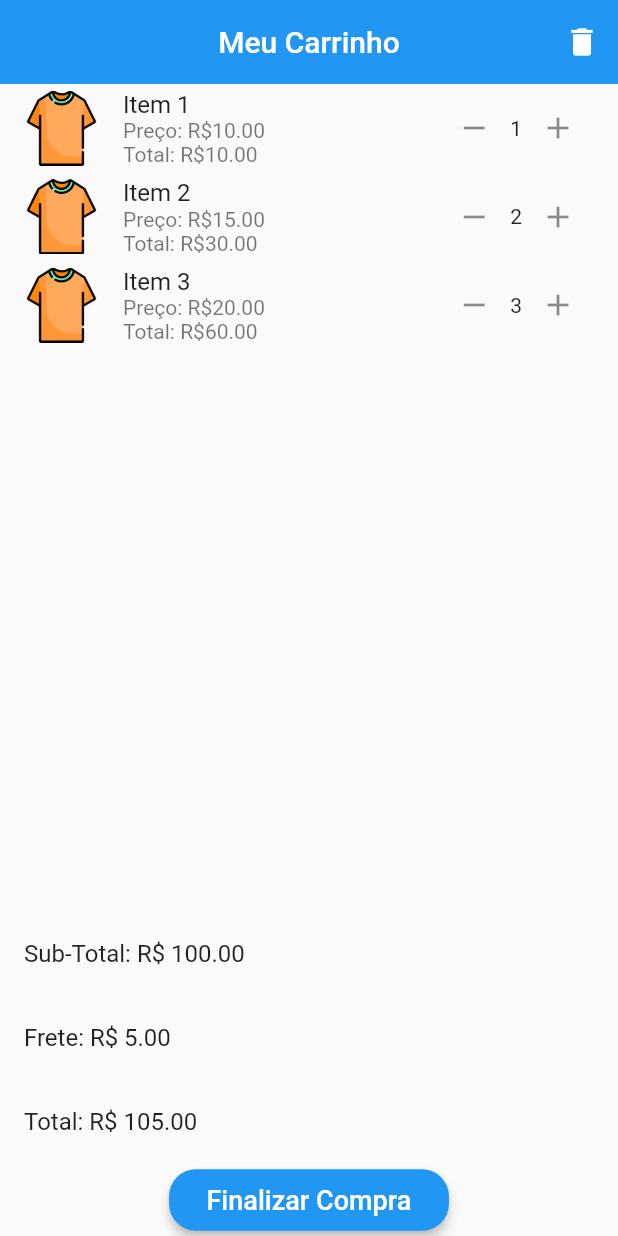
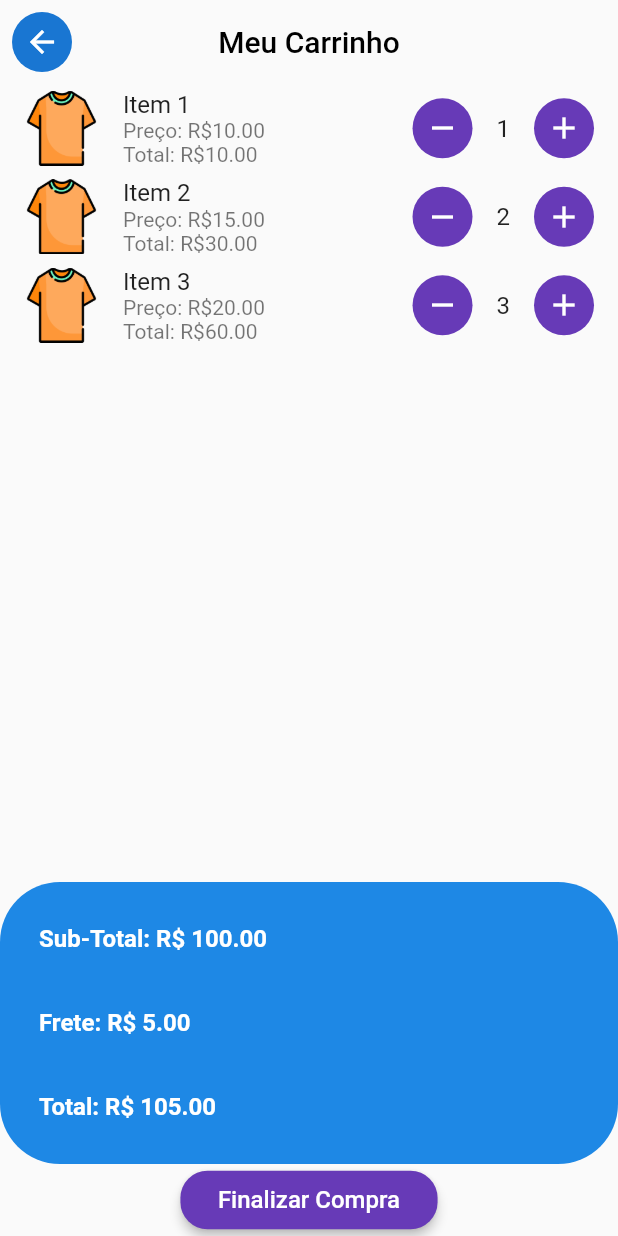
Before and after one commit to jackson-ribeiro/viva-store, a Flutter app: the screen it shows after launch, after a tap on "Iniciar", on a phone screen of 412 x 824 dp. Run offline on Flutter 3.47's test engine with Material 2 defaults, Android fonts, the phone set to English and light mode, and no system bars; our stand-ins replace flutter_spinkit, google_fonts.

Commit message:
style: estilização do CRUD

```diff
--- a/lib/pages/cart_page.dart
+++ b/lib/pages/cart_page.dart
@@ -1,13 +1,16 @@
 import 'package:flutter/material.dart';
+import 'package:flutter_spinkit/flutter_spinkit.dart';
+
 import 'home_page.dart';
 
 class CartPage extends StatefulWidget {
   const CartPage({Key? key}) : super(key: key);
+
   @override
   State<CartPage> createState() => _CartPageState();
 }
 
-class _CartPageState extends State<CartPage> {
+class _CartPageState extends State<CartPage> with TickerProviderStateMixin {
   List<CartItem> cartItems = [
     CartItem(
       name: 'Item 1',
@@ -31,24 +34,78 @@ class _CartPageState extends State<CartPage> {
 
   double shippingCost = 5.0;
 
+  bool isProcessing = false;
+  bool isAnimationCompleted = false;
+
+  late AnimationController _animationController;
+  late Animation<Color?> _buttonColorAnimation;
+
+  @override
+  void initState() {
+    super.initState();
+
+    _animationController = AnimationController(
+      vsync: this,
+      duration: const Duration(seconds: 2),
+    );
+
+    _buttonColorAnimation = _animationController.drive(
+      ColorTween(
+        begin: Colors.blue,
+        end: Colors.green,
+      ),
+    );
+  }
+
+  @override
+  void dispose() {
+    _animationController.dispose();
+    super.dispose();
+  }
+
   @override
   Widget build(BuildContext context) {
     return Scaffold(
       appBar: AppBar(
-        title: const Text('Meu Carrinho'),
+        title:
+            const Text('Meu Carrinho', style: TextStyle(color: Colors.black)),
         centerTitle: true,
-        backgroundColor: Colors.blue,
+        backgroundColor: Colors.transparent,
         elevation: 0,
-        actions: [
-          IconButton(
-            icon: const Icon(Icons.delete),
+        leading: IconButton(
+          icon: const CircleAvatar(
+            child: Icon(Icons.arrow_back),
+            // backgroundColor: Colors.blue,
+          ),
           onPressed: () {
-              // Lógica para esvaziar o carrinho
-              setState(() {
-                cartItems.clear();
-              });
+            Navigator.pushAndRemoveUntil(
+              context,
+              MaterialPageRoute(builder: (context) => const HomePage()),
+              (route) => false,
+            );
           },
         ),
+        actions: [
+          // IconButton(
+          //   icon: const Icon(Icons.delete),
+          //   onPressed: () {
+          //     // Lógica para esvaziar o carrinho
+          //     setState(() {
+          //       cartItems.clear();
+          //     });
+          //   },
+          // ),
+          // IconButton(
+          //   icon: const Icon(Icons.home),
+          //   onPressed: () {
+          //     // Navegar para a página inicial
+          //     Navigator.pushAndRemoveUntil(
+          //       context,
+          //       MaterialPageRoute(builder: (context) => const HomePage()),
+          //       (route) => false,
+          //     );
+          //   },
+          // ),
         ],
       ),
       body: Column(
@@ -71,15 +128,14 @@ class _CartPageState extends State<CartPage> {
                     crossAxisAlignment: CrossAxisAlignment.start,
                     children: [
                       Text('Preço: R\$${item.price.toStringAsFixed(2)}'),
-                      // Text('Quantidade: ${item.quantity}'),
                       Text('Total: R\$${itemTotal.toStringAsFixed(2)}'),
                     ],
                   ),
                   trailing: Row(
                     mainAxisSize: MainAxisSize.min,
                     children: [
-                      IconButton(
-                        onPressed: () {
+                      InkWell(
+                        onTap: () {
                           setState(() {
                             if (item.quantity > 1) {
                               item.quantity--;
@@ -88,16 +144,47 @@ class _CartPageState extends State<CartPage> {
                             }
                           });
                         },
-                        icon: const Icon(Icons.remove),
+                        child: Container(
+                          decoration: const BoxDecoration(
+                            shape: BoxShape.circle,
+                            color: Colors.deepPurple,
                           ),
-                      Text(item.quantity.toString()),
-                      IconButton(
-                        onPressed: () {
+                          padding: const EdgeInsets.all(8),
+                          child: const Icon(
+                            Icons.remove,
+                            color: Colors.white,
+                          ),
+                        ),
+                      ),
+                      const SizedBox(
+                        width: 16,
+                      ),
+                      Text(
+                        item.quantity.toString(),
+                        style: const TextStyle(
+                          fontSize: 16,
+                        ),
+                      ),
+                      const SizedBox(
+                        width: 16,
+                      ),
+                      InkWell(
+                        onTap: () {
                           setState(() {
                             item.quantity++;
                           });
                         },
-                        icon: const Icon(Icons.add),
+                        child: Container(
+                          decoration: const BoxDecoration(
+                            shape: BoxShape.circle,
+                            color: Colors.deepPurple,
+                          ),
+                          padding: const EdgeInsets.all(8),
+                          child: const Icon(
+                            Icons.add,
+                            color: Colors.white,
+                          ),
+                        ),
                       ),
                     ],
                   ),
@@ -105,46 +192,50 @@ class _CartPageState extends State<CartPage> {
               },
             ),
           ),
+          Container(
+            padding: const EdgeInsets.all(10),
+            decoration: BoxDecoration(
+              color: Colors.blue[600],
+              borderRadius: BorderRadius.circular(40),
+            ),
+            child: Column(
+              children: [
                 ListTile(
-            title:
-                Text('Sub-Total: R\$ ${calculateTotal().toStringAsFixed(2)}'),
+                  title: Text(
+                    'Sub-Total: R\$ ${calculateTotal().toStringAsFixed(2)}',
+                    style: const TextStyle(
+                      color: Colors.white,
+                      fontWeight: FontWeight.bold,
+                    ),
+                  ),
                 ),
                 ListTile(
-            title: Text('Frete: R\$ ${shippingCost.toStringAsFixed(2)}'),
+                  title: Text(
+                    'Frete: R\$ ${shippingCost.toStringAsFixed(2)}',
+                    style: const TextStyle(
+                      color: Colors.white,
+                      fontWeight: FontWeight.bold,
+                    ),
+                  ),
                 ),
                 ListTile(
-            title:
-                Text('Total: R\$ ${calculateGrandTotal().toStringAsFixed(2)}'),
+                  title: Text(
+                    'Total: R\$ ${calculateGrandTotal().toStringAsFixed(2)}',
+                    style: const TextStyle(
+                      color: Colors.white,
+                      fontWeight: FontWeight.bold,
+                    ),
+                  ),
+                ),
+              ],
+            ),
           ),
           ElevatedButton(
             onPressed: () {
-              // Lógica para finalizar a compra
-              showDialog(
-                context: context,
-                builder: (BuildContext context) {
-                  return AlertDialog(
-                    title: const Text('Compra Finalizada'),
-                    content: const Text('Obrigado por sua compra!'),
-                    actions: [
-                      TextButton(
-                        child: const Text('Fechar'),
-                        onPressed: () {
-                          //navegar para a página inicial
-                          Navigator.pushAndRemoveUntil(
-                            context,
-                            MaterialPageRoute(
-                                builder: (context) => const HomePage()),
-                            (route) => false,
-                          );
-                        },
-                      ),
-                    ],
-                  );
-                },
-              );
+              _startAnimation();
             },
             style: ElevatedButton.styleFrom(
-              backgroundColor: Colors.blue,
+              backgroundColor: isProcessing ? null : Colors.deepPurple,
               foregroundColor: Colors.white,
               elevation: 3,
               padding: const EdgeInsets.symmetric(horizontal: 25, vertical: 10),
@@ -152,9 +243,20 @@ class _CartPageState extends State<CartPage> {
                 borderRadius: BorderRadius.circular(18),
               ),
             ),
-            child: const Text(
-              'Finalizar Compra',
-              style: TextStyle(fontSize: 18),
+            child: AnimatedBuilder(
+              animation: _buttonColorAnimation,
+              builder: (context, child) {
+                return isProcessing
+                    ? const SpinKitCircle(
+                        color: Colors.white,
+                        size: 24,
+                      )
+                    : child!;
+              },
+              child: Text(
+                isAnimationCompleted ? 'Finalizado' : 'Finalizar Compra',
+                style: const TextStyle(fontSize: 16),
+              ),
             ),
           ),
         ],
@@ -169,6 +271,22 @@ class _CartPageState extends State<CartPage> {
   double calculateGrandTotal() {
     return calculateTotal() + shippingCost;
   }
+
+  void _startAnimation() {
+    setState(() {
+      isProcessing = true;
+    });
+
+    _animationController.forward();
+
+    Future.delayed(const Duration(seconds: 2), () {
+      Navigator.pushAndRemoveUntil(
+        context,
+        MaterialPageRoute(builder: (context) => const HomePage()),
+        (route) => false,
+      );
+    });
+  }
 }
 
 class CartItem {
@@ -177,9 +295,10 @@ class CartItem {
   double price;
   String imagePath;
 
-  CartItem(
-      {required this.name,
+  CartItem({
+    required this.name,
     required this.quantity,
     required this.price,
-      required this.imagePath});
+    required this.imagePath,
+  });
 }
--- a/pubspec.yaml
+++ b/pubspec.yaml
@@ -37,6 +37,8 @@ dependencies:
   cupertino_icons: ^1.0.2
   google_fonts: ^2.1.0
   # provider: ^6.0.1
+  flutter_spinkit: ^5.1.0
+  animated_text_kit: ^4.2.1
 
 dev_dependencies:
   flutter_test:
```
Also changed, not shown: pubspec.lock. Lines whose indentation alone changed are shown as unchanged.
